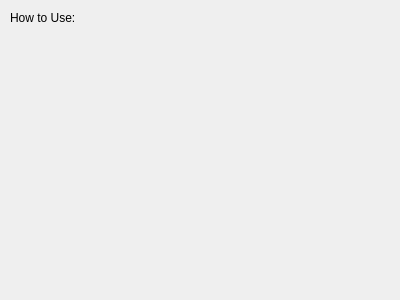
The window that helpwindow.ui (Starfractor/CS1C-Group-Project-1-National-Football-League) describes before a commit, drawn with Qt 5.
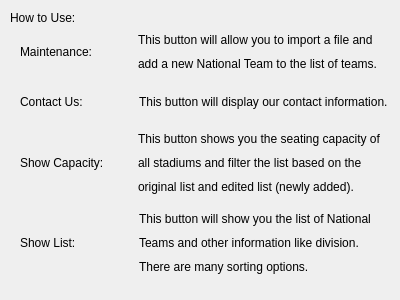
The same window after the commit.

Commit message: Completed editing the Help and Contact Us windows

Diff of the .ui file:
```diff
--- a/helpwindow.ui
+++ b/helpwindow.ui
@@ -26,6 +26,161 @@
     <string>How to Use:</string>
    </property>
   </widget>
+  <widget class="QWidget" name="">
+   <property name="geometry">
+    <rect>
+     <x>20</x>
+     <y>30</y>
+     <width>358</width>
+     <height>43</height>
+    </rect>
+   </property>
+   <layout class="QHBoxLayout" name="horizontalLayout">
+    <item>
+     <widget class="QLabel" name="label_2">
+      <property name="text">
+       <string>Maintenance:  </string>
+      </property>
+     </widget>
+    </item>
+    <item>
+     <layout class="QVBoxLayout" name="verticalLayout">
+      <item>
+       <widget class="QLabel" name="label_4">
+        <property name="text">
+         <string>This button will allow you to import a file and</string>
+        </property>
+       </widget>
+      </item>
+      <item>
+       <widget class="QLabel" name="label_5">
+        <property name="text">
+         <string>add a new National Team to the list of teams.</string>
+        </property>
+       </widget>
+      </item>
+     </layout>
+    </item>
+   </layout>
+  </widget>
+  <widget class="QWidget" name="">
+   <property name="geometry">
+    <rect>
+     <x>20</x>
+     <y>80</y>
+     <width>368</width>
+     <height>43</height>
+    </rect>
+   </property>
+   <layout class="QHBoxLayout" name="horizontalLayout_2">
+    <item>
+     <widget class="QLabel" name="label_3">
+      <property name="text">
+       <string>Contact Us:     </string>
+      </property>
+     </widget>
+    </item>
+    <item>
+     <layout class="QVBoxLayout" name="verticalLayout_2">
+      <item>
+       <widget class="QLabel" name="label_6">
+        <property name="text">
+         <string>This button will display our contact information.</string>
+        </property>
+       </widget>
+      </item>
+     </layout>
+    </item>
+   </layout>
+  </widget>
+  <widget class="QWidget" name="">
+   <property name="geometry">
+    <rect>
+     <x>20</x>
+     <y>130</y>
+     <width>364</width>
+     <height>66</height>
+    </rect>
+   </property>
+   <layout class="QHBoxLayout" name="horizontalLayout_3">
+    <item>
+     <widget class="QLabel" name="label_9">
+      <property name="text">
+       <string>Show Capacity:</string>
+      </property>
+     </widget>
+    </item>
+    <item>
+     <layout class="QVBoxLayout" name="verticalLayout_3">
+      <item>
+       <widget class="QLabel" name="label_7">
+        <property name="text">
+         <string>This button shows you the seating capacity of </string>
+        </property>
+       </widget>
+      </item>
+      <item>
+       <widget class="QLabel" name="label_8">
+        <property name="text">
+         <string>all stadiums and filter the list based on the </string>
+        </property>
+       </widget>
+      </item>
+      <item>
+       <widget class="QLabel" name="label_10">
+        <property name="text">
+         <string>original list and edited list (newly added).</string>
+        </property>
+       </widget>
+      </item>
+     </layout>
+    </item>
+   </layout>
+  </widget>
+  <widget class="QWidget" name="">
+   <property name="geometry">
+    <rect>
+     <x>20</x>
+     <y>210</y>
+     <width>355</width>
+     <height>66</height>
+    </rect>
+   </property>
+   <layout class="QHBoxLayout" name="horizontalLayout_4">
+    <item>
+     <widget class="QLabel" name="label_11">
+      <property name="text">
+       <string>Show List:       </string>
+      </property>
+     </widget>
+    </item>
+    <item>
+     <layout class="QVBoxLayout" name="verticalLayout_4">
+      <item>
+       <widget class="QLabel" name="label_12">
+        <property name="text">
+         <string>This button will show you the list of National </string>
+        </property>
+       </widget>
+      </item>
+      <item>
+       <widget class="QLabel" name="label_13">
+        <property name="text">
+         <string>Teams and other information like division.</string>
+        </property>
+       </widget>
+      </item>
+      <item>
+       <widget class="QLabel" name="label_14">
+        <property name="text">
+         <string>There are many sorting options.</string>
+        </property>
+       </widget>
+      </item>
+     </layout>
+    </item>
+   </layout>
+  </widget>
  </widget>
  <resources/>
  <connections/>
```
The commit also changes 1 other file.
